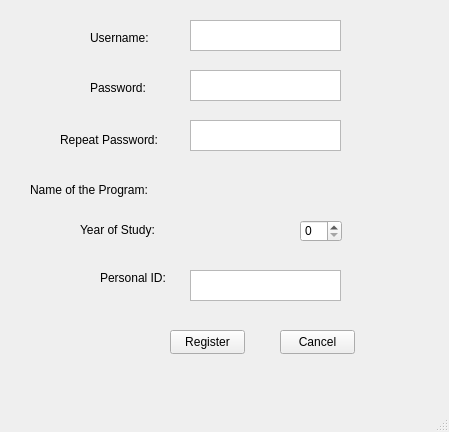
The window that gui_register.ui (zgjimzhubajj/Student-Assistant) describes before a commit, drawn with Qt 5.
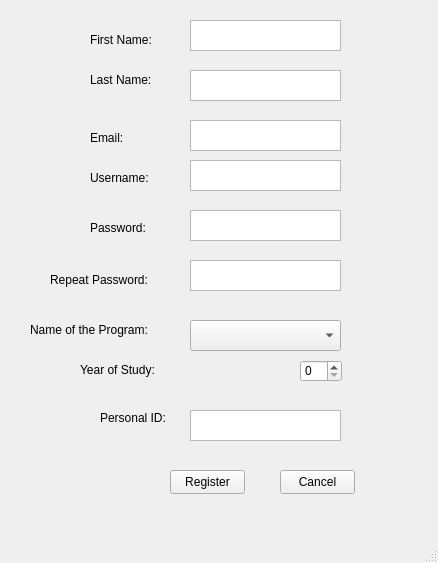
The same window after the commit.

```diff
--- a/gui_register.ui
+++ b/gui_register.ui
@@ -6,8 +6,8 @@
    <rect>
     <x>0</x>
     <y>0</y>
-    <width>449</width>
-    <height>432</height>
+    <width>438</width>
+    <height>563</height>
    </rect>
   </property>
   <property name="windowTitle">
@@ -18,7 +18,7 @@
     <property name="geometry">
      <rect>
       <x>190</x>
-      <y>20</y>
+      <y>160</y>
       <width>151</width>
       <height>31</height>
      </rect>
@@ -28,7 +28,7 @@
     <property name="geometry">
      <rect>
       <x>190</x>
-      <y>70</y>
+      <y>210</y>
       <width>151</width>
       <height>31</height>
      </rect>
@@ -38,7 +38,7 @@
     <property name="geometry">
      <rect>
       <x>190</x>
-      <y>120</y>
+      <y>260</y>
       <width>151</width>
       <height>31</height>
      </rect>
@@ -48,7 +48,7 @@
     <property name="geometry">
      <rect>
       <x>90</x>
-      <y>30</y>
+      <y>170</y>
       <width>71</width>
       <height>16</height>
      </rect>
@@ -61,7 +61,7 @@
     <property name="geometry">
      <rect>
       <x>190</x>
-      <y>270</y>
+      <y>410</y>
       <width>151</width>
       <height>31</height>
      </rect>
@@ -71,7 +71,7 @@
     <property name="geometry">
      <rect>
       <x>90</x>
-      <y>80</y>
+      <y>220</y>
       <width>71</width>
       <height>16</height>
      </rect>
@@ -83,9 +83,9 @@
    <widget class="QLabel" name="label_3">
     <property name="geometry">
      <rect>
-      <x>60</x>
-      <y>130</y>
-      <width>101</width>
+      <x>50</x>
+      <y>270</y>
+      <width>111</width>
       <height>20</height>
      </rect>
     </property>
@@ -97,7 +97,7 @@
     <property name="geometry">
      <rect>
       <x>30</x>
-      <y>180</y>
+      <y>320</y>
       <width>131</width>
       <height>20</height>
      </rect>
@@ -110,7 +110,7 @@
     <property name="geometry">
      <rect>
       <x>80</x>
-      <y>220</y>
+      <y>360</y>
       <width>101</width>
       <height>20</height>
      </rect>
@@ -123,7 +123,7 @@
     <property name="geometry">
      <rect>
       <x>100</x>
-      <y>270</y>
+      <y>410</y>
       <width>71</width>
       <height>16</height>
      </rect>
@@ -136,7 +136,7 @@
     <property name="geometry">
      <rect>
       <x>300</x>
-      <y>220</y>
+      <y>360</y>
       <width>42</width>
       <height>22</height>
      </rect>
@@ -149,7 +149,7 @@
     <property name="geometry">
      <rect>
       <x>170</x>
-      <y>330</y>
+      <y>470</y>
       <width>75</width>
       <height>24</height>
      </rect>
@@ -162,7 +162,7 @@
     <property name="geometry">
      <rect>
       <x>280</x>
-      <y>330</y>
+      <y>470</y>
       <width>75</width>
       <height>24</height>
      </rect>
@@ -171,6 +171,85 @@
      <string>Cancel</string>
     </property>
    </widget>
+   <widget class="QLabel" name="label_7">
+    <property name="geometry">
+     <rect>
+      <x>90</x>
+      <y>70</y>
+      <width>81</width>
+      <height>20</height>
+     </rect>
+    </property>
+    <property name="text">
+     <string>Last Name:</string>
+    </property>
+   </widget>
+   <widget class="QLabel" name="label_8">
+    <property name="geometry">
+     <rect>
+      <x>90</x>
+      <y>30</y>
+      <width>81</width>
+      <height>20</height>
+     </rect>
+    </property>
+    <property name="text">
+     <string>First Name:</string>
+    </property>
+   </widget>
+   <widget class="QTextEdit" name="txt_first_name">
+    <property name="geometry">
+     <rect>
+      <x>190</x>
+      <y>20</y>
+      <width>151</width>
+      <height>31</height>
+     </rect>
+    </property>
+   </widget>
+   <widget class="QTextEdit" name="txt_last_name">
+    <property name="geometry">
+     <rect>
+      <x>190</x>
+      <y>70</y>
+      <width>151</width>
+      <height>31</height>
+     </rect>
+    </property>
+   </widget>
+   <widget class="QComboBox" name="combo_box_name_of_program">
+    <property name="geometry">
+     <rect>
+      <x>190</x>
+      <y>320</y>
+      <width>151</width>
+      <height>31</height>
+     </rect>
+    </property>
+   </widget>
+   <widget class="QTextEdit" name="txt_email">
+    <property name="geometry">
+     <rect>
+      <x>190</x>
+      <y>120</y>
+      <width>151</width>
+      <height>31</height>
+     </rect>
+    </property>
+   </widget>
+   <widget class="QLabel" name="label_9">
+    <property name="geometry">
+     <rect>
+      <x>90</x>
+      <y>130</y>
+      <width>71</width>
+      <height>16</height>
+     </rect>
+    </property>
+    <property name="text">
+     <string>Email:</string>
+    </property>
+   </widget>
   </widget>
   <widget class="QMenuBar" name="menubar">
    <property name="geometry">
```
Left out of the diff: 2 changed lines with no effect on the pictures.
